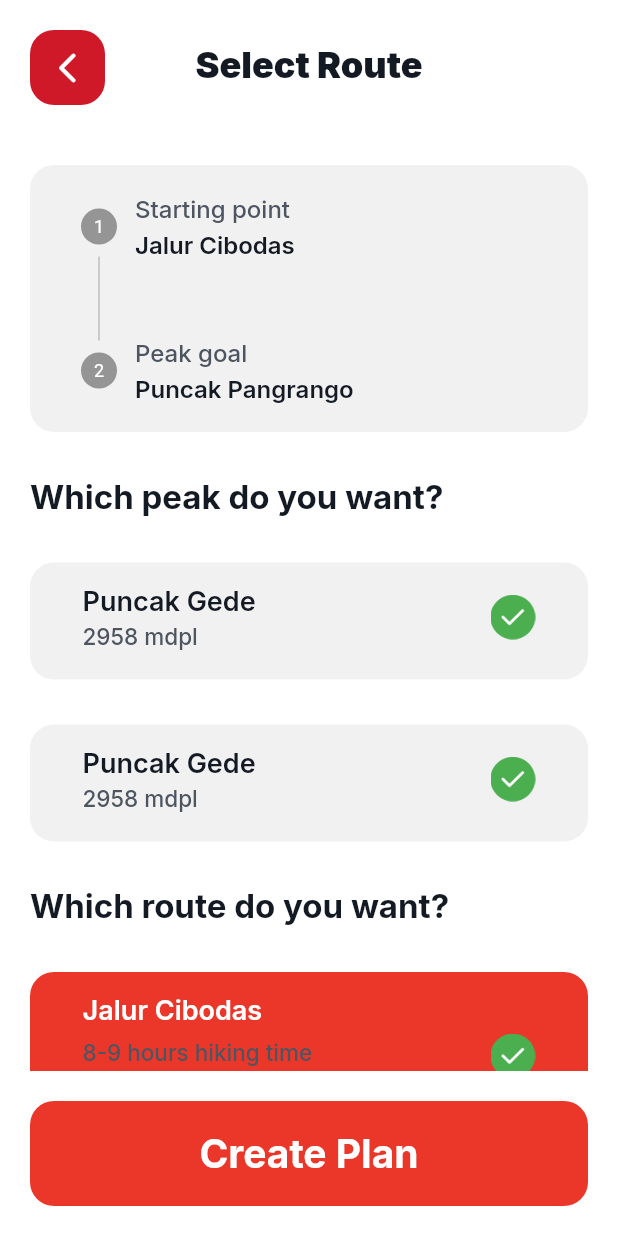
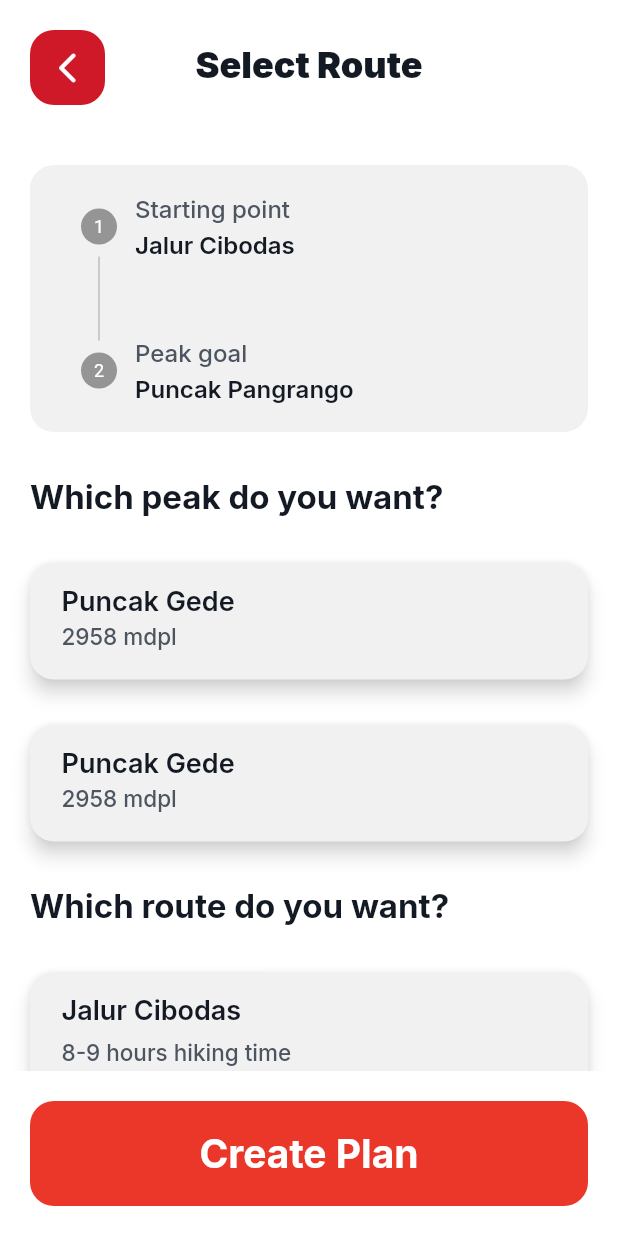
Before and after one commit to adityamputra27/hike_navigator_frontend, a Flutter app: the DetailAddDestinationRoutePage screen opened directly, on a phone screen of 412 x 824 dp. Run offline on Flutter 3.47's test engine with Material 2 defaults, Android fonts, the phone set to English and light mode, and no system bars; our stand-ins replace bloc, carousel_slider, flutter_bloc, google_fonts, smooth_page_indicator, table_calendar; network calls fail.

Commit message:
set active peak and route (temp)

```diff
--- a/lib/ui/pages/detail/detail_add_destination_route_page.dart
+++ b/lib/ui/pages/detail/detail_add_destination_route_page.dart
@@ -213,7 +213,7 @@
         child: Column(
           crossAxisAlignment: CrossAxisAlignment.start,
           children: [
-            SizedBox(
+            const SizedBox(
               height: 30,
             ),
             Text(
@@ -226,7 +226,7 @@
             ),
             SelectPeakItem(),
             SelectPeakItem(),
-            SizedBox(
+            const SizedBox(
               height: 30,
             ),
             Text(
@@ -237,6 +237,7 @@
                 fontWeight: bold,
               ),
             ),
+            SelectRouteItem(),
             SelectRouteItem(),
           ],
         ),
--- a/lib/ui/widgets/select_peak_item.dart
+++ b/lib/ui/widgets/select_peak_item.dart
@@ -3,31 +3,44 @@
 import 'package:hike_navigator/ui/shared/theme.dart';
 
 class SelectPeakItem extends StatefulWidget {
-  const SelectPeakItem({super.key});
+  const SelectPeakItem({Key? key}) : super(key: key);
 
   @override
   State<SelectPeakItem> createState() => _SelectPeakItemState();
 }
 
 class _SelectPeakItemState extends State<SelectPeakItem> {
+  bool active = false;
+
   @override
   Widget build(BuildContext context) {
-    return GestureDetector(
-      onTap: () {},
-      child: Container(
+    return Container(
       width: double.infinity,
-        margin: EdgeInsets.only(
+      margin: const EdgeInsets.only(
         top: 30,
       ),
-        padding: EdgeInsets.only(
+      child: ElevatedButton(
+        style: TextButton.styleFrom(
+          backgroundColor: active ? primaryColor : lightGreyColor,
+          elevation: 5,
+          shadowColor: Colors.grey.shade200,
+          shape: RoundedRectangleBorder(
+            borderRadius: BorderRadius.circular(
+              defaultRadius,
+            ),
+          ),
+        ),
+        onPressed: () {
+          setState(() {
+            active = !active;
+          });
+        },
+        child: Container(
+          padding: const EdgeInsets.only(
             top: 15,
-          left: 35,
-          right: 35,
+            left: 5,
+            right: 5,
             bottom: 20,
-        ),
-        decoration: BoxDecoration(
-          color: lightGreyColor,
-          borderRadius: BorderRadius.circular(defaultRadius),
           ),
           child: Row(
             mainAxisAlignment: MainAxisAlignment.spaceBetween,
@@ -39,11 +52,11 @@
                     'Puncak Gede',
                     style: GoogleFonts.inter(
                       fontSize: 18,
-                    color: blackColor,
+                      color: active ? whiteColor : blackColor,
                       fontWeight: semiBold,
                     ),
                   ),
-                SizedBox(
+                  const SizedBox(
                     height: 3,
                   ),
                   Text(
@@ -56,6 +69,7 @@
                   ),
                 ],
               ),
+              if (active)
                 Image.asset(
                   'assets/images/check_icon.png',
                   width: 30,
@@ -64,6 +78,7 @@
             ],
           ),
         ),
+      ),
     );
   }
 }
--- a/lib/ui/widgets/select_route_item.dart
+++ b/lib/ui/widgets/select_route_item.dart
@@ -10,24 +10,37 @@
 }
 
 class _SelectRouteItemState extends State<SelectRouteItem> {
+  bool active = false;
+
   @override
   Widget build(BuildContext context) {
-    return GestureDetector(
-      onTap: () {},
-      child: Container(
+    return Container(
       width: double.infinity,
-        margin: EdgeInsets.only(
+      margin: const EdgeInsets.only(
         top: 30,
       ),
-        padding: EdgeInsets.only(
+      child: ElevatedButton(
+        style: TextButton.styleFrom(
+          backgroundColor: active ? primaryColor : lightGreyColor,
+          elevation: 5,
+          shadowColor: Colors.grey.shade200,
+          shape: RoundedRectangleBorder(
+            borderRadius: BorderRadius.circular(
+              defaultRadius,
+            ),
+          ),
+        ),
+        onPressed: () {
+          setState(() {
+            active = !active;
+          });
+        },
+        child: Container(
+          padding: const EdgeInsets.only(
             top: 15,
-          left: 35,
-          right: 35,
+            left: 5,
+            right: 5,
             bottom: 15,
-        ),
-        decoration: BoxDecoration(
-          color: primaryColor,
-          borderRadius: BorderRadius.circular(defaultRadius),
           ),
           child: Row(
             mainAxisAlignment: MainAxisAlignment.spaceBetween,
@@ -39,7 +52,7 @@
                     'Jalur Cibodas',
                     style: GoogleFonts.inter(
                       fontSize: 18,
-                    color: whiteColor,
+                      color: active ? whiteColor : blackColor,
                       fontWeight: semiBold,
                     ),
                   ),
@@ -57,6 +70,7 @@
                   SizedBox(
                     height: 5,
                   ),
+                  if (active)
                     Row(
                       children: [
                         Text(
@@ -79,6 +93,7 @@
                     ),
                 ],
               ),
+              if (active)
                 Image.asset(
                   'assets/images/check_icon.png',
                   width: 30,
@@ -87,6 +102,7 @@
             ],
           ),
         ),
+      ),
     );
   }
 }
```
Lines whose indentation alone changed are shown as unchanged.
